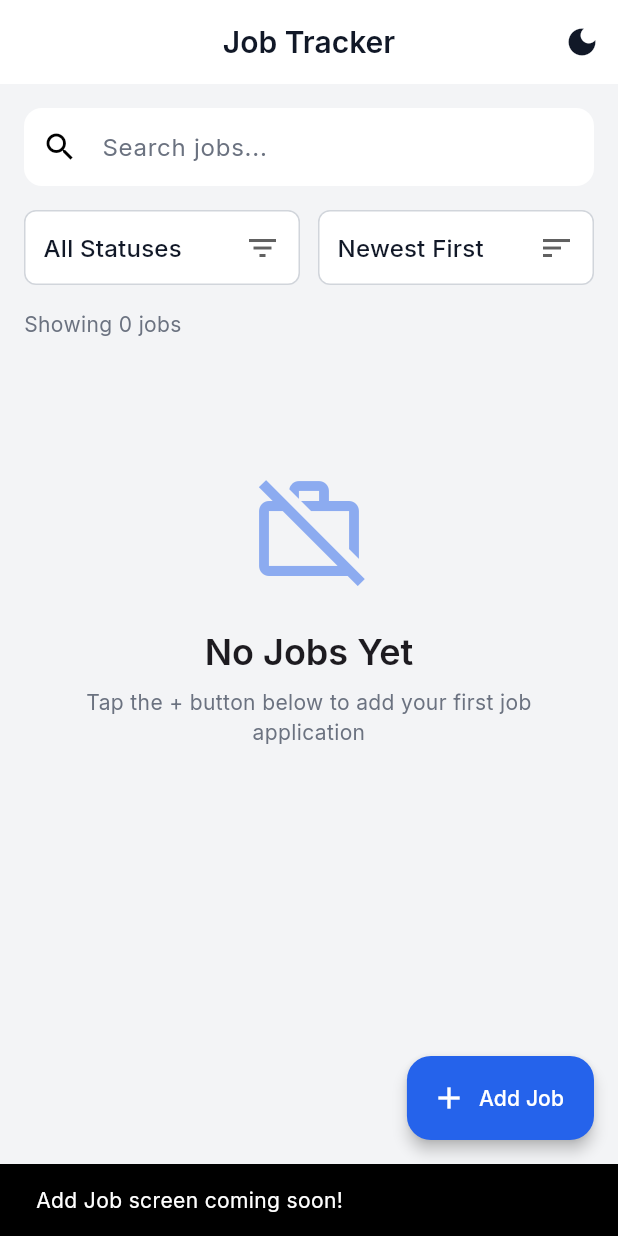
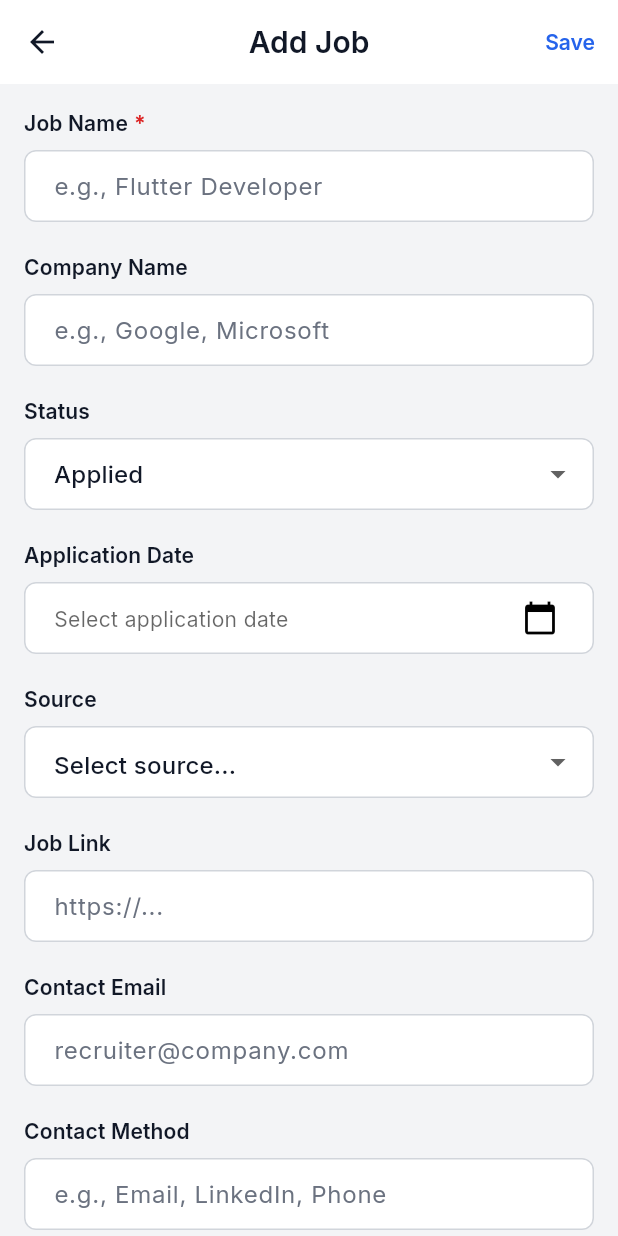
Before and after one commit to RamadanMohamed11/Job-Tracker-App, a Flutter app: the screen it shows after launch, after a tap on "Add Job", on a phone screen of 412 x 824 dp. Run offline on Flutter 3.47's test engine with Material 3 defaults, Android fonts, the phone set to English and light mode, and no system bars; our stand-ins replace flutter_bloc, flutter_slidable, google_fonts, hive, hive_flutter, hydrated_bloc; accounts and stored records are empty.

Commit message:
feat: implement job application form for creation/editing, initial home screen, and core app strings/theme.

```diff
--- a/lib/core/constants/app_strings.dart
+++ b/lib/core/constants/app_strings.dart
@@ -58,6 +58,7 @@ class AppStrings {
       'No job applications yet.\nTap + to add your first job!';
   static const String jobSaved = 'Job saved successfully';
   static const String jobDeleted = 'Job deleted';
+  static const String jobAdded = 'Job added successfully';
   static const String jobUpdated = 'Job updated successfully';
 
   // Dialogs
--- a/lib/core/theme/app_theme.dart
+++ b/lib/core/theme/app_theme.dart
@@ -119,8 +119,8 @@ class AppTheme {
         elevation: 4,
       ),
 
-      // Text theme - using Inter font
-      textTheme: GoogleFonts.interTextTheme().copyWith(
+      // Text theme - using Inter font with proper theme colors
+      textTheme: TextTheme(
         displayLarge: GoogleFonts.inter(
           fontSize: 32,
           fontWeight: FontWeight.bold,
@@ -136,6 +136,11 @@ class AppTheme {
           fontWeight: FontWeight.w600,
           color: AppColors.textPrimaryLight,
         ),
+        headlineSmall: GoogleFonts.inter(
+          fontSize: 20,
+          fontWeight: FontWeight.w600,
+          color: AppColors.textPrimaryLight,
+        ),
         titleLarge: GoogleFonts.inter(
           fontSize: 20,
           fontWeight: FontWeight.w600,
@@ -143,6 +148,11 @@ class AppTheme {
         ),
         titleMedium: GoogleFonts.inter(
           fontSize: 16,
+          fontWeight: FontWeight.w500,
+          color: AppColors.textPrimaryLight,
+        ),
+        titleSmall: GoogleFonts.inter(
+          fontSize: 14,
           fontWeight: FontWeight.w500,
           color: AppColors.textPrimaryLight,
         ),
@@ -156,10 +166,25 @@ class AppTheme {
           fontWeight: FontWeight.normal,
           color: AppColors.textSecondaryLight,
         ),
+        bodySmall: GoogleFonts.inter(
+          fontSize: 12,
+          fontWeight: FontWeight.normal,
+          color: AppColors.textSecondaryLight,
+        ),
         labelLarge: GoogleFonts.inter(
           fontSize: 14,
           fontWeight: FontWeight.w500,
           color: AppColors.textPrimaryLight,
+        ),
+        labelMedium: GoogleFonts.inter(
+          fontSize: 12,
+          fontWeight: FontWeight.w500,
+          color: AppColors.textPrimaryLight,
+        ),
+        labelSmall: GoogleFonts.inter(
+          fontSize: 11,
+          fontWeight: FontWeight.w500,
+          color: AppColors.textSecondaryLight,
         ),
       ),
 
@@ -274,7 +299,8 @@ class AppTheme {
         elevation: 4,
       ),
 
-      textTheme: GoogleFonts.interTextTheme().copyWith(
+      // Text theme - using Inter font with proper theme colors for dark mode
+      textTheme: TextTheme(
         displayLarge: GoogleFonts.inter(
           fontSize: 32,
           fontWeight: FontWeight.bold,
@@ -290,6 +316,11 @@ class AppTheme {
           fontWeight: FontWeight.w600,
           color: AppColors.textPrimaryDark,
         ),
+        headlineSmall: GoogleFonts.inter(
+          fontSize: 20,
+          fontWeight: FontWeight.w600,
+          color: AppColors.textPrimaryDark,
+        ),
         titleLarge: GoogleFonts.inter(
           fontSize: 20,
           fontWeight: FontWeight.w600,
@@ -297,6 +328,11 @@ class AppTheme {
         ),
         titleMedium: GoogleFonts.inter(
           fontSize: 16,
+          fontWeight: FontWeight.w500,
+          color: AppColors.textPrimaryDark,
+        ),
+        titleSmall: GoogleFonts.inter(
+          fontSize: 14,
           fontWeight: FontWeight.w500,
           color: AppColors.textPrimaryDark,
         ),
@@ -310,10 +346,25 @@ class AppTheme {
           fontWeight: FontWeight.normal,
           color: AppColors.textSecondaryDark,
         ),
+        bodySmall: GoogleFonts.inter(
+          fontSize: 12,
+          fontWeight: FontWeight.normal,
+          color: AppColors.textSecondaryDark,
+        ),
         labelLarge: GoogleFonts.inter(
           fontSize: 14,
           fontWeight: FontWeight.w500,
           color: AppColors.textPrimaryDark,
+        ),
+        labelMedium: GoogleFonts.inter(
+          fontSize: 12,
+          fontWeight: FontWeight.w500,
+          color: AppColors.textPrimaryDark,
+        ),
+        labelSmall: GoogleFonts.inter(
+          fontSize: 11,
+          fontWeight: FontWeight.w500,
+          color: AppColors.textSecondaryDark,
         ),
       ),
 
--- a/lib/presentation/screens/home/home_screen.dart
+++ b/lib/presentation/screens/home/home_screen.dart
@@ -8,6 +8,7 @@ import 'widgets/job_card.dart';
 import 'widgets/search_bar_widget.dart';
 import 'widgets/filter_sort_bar.dart';
 import 'widgets/empty_state.dart';
+import '../job_form/job_form_screen.dart';
 
 // ============================================
 // HOME SCREEN
@@ -145,15 +146,21 @@ class HomeScreen extends StatelessWidget {
                       return JobCard(
                         job: job,
                         onTap: () {
-                          // TODO: Navigate to job details
-                          ScaffoldMessenger.of(context).showSnackBar(
-                            SnackBar(content: Text('View: ${job.jobName}')),
+                          // Navigate to edit job (tap opens edit form)
+                          Navigator.push(
+                            context,
+                            MaterialPageRoute(
+                              builder: (_) => JobFormScreen(jobToEdit: job),
+                            ),
                           );
                         },
                         onEdit: () {
-                          // TODO: Navigate to edit job
-                          ScaffoldMessenger.of(context).showSnackBar(
-                            SnackBar(content: Text('Edit: ${job.jobName}')),
+                          // Navigate to edit job
+                          Navigator.push(
+                            context,
+                            MaterialPageRoute(
+                              builder: (_) => JobFormScreen(jobToEdit: job),
+                            ),
                           );
                         },
                         onDelete: () =>
@@ -173,9 +180,10 @@ class HomeScreen extends StatelessWidget {
       // ============================================
       floatingActionButton: FloatingActionButton.extended(
         onPressed: () {
-          // TODO: Navigate to add job screen
-          ScaffoldMessenger.of(context).showSnackBar(
-            const SnackBar(content: Text('Add Job screen coming soon!')),
+          // Navigate to add job screen
+          Navigator.push(
+            context,
+            MaterialPageRoute(builder: (_) => const JobFormScreen()),
           );
         },
         icon: const Icon(Icons.add),
--- /dev/null
+++ b/lib/presentation/screens/job_form/job_form_screen.dart
@@ -0,0 +1,519 @@
+import 'package:flutter/material.dart';
+import 'package:flutter_bloc/flutter_bloc.dart';
+import 'package:intl/intl.dart';
+
+import '../../../core/constants/constants.dart';
+import '../../../data/models/job_application.dart';
+import '../../cubits/jobs_cubit.dart';
+
+// ============================================
+// ADD/EDIT JOB FORM SCREEN
+// ============================================
+// A form screen for creating new jobs or editing existing ones.
+// Features:
+// - Job Name (required)
+// - All optional fields with appropriate input types
+// - Date pickers for dates
+// - Dropdown for status and source
+// - Form validation
+// - Save/Cancel buttons
+
+class JobFormScreen extends StatefulWidget {
+  /// If provided, the form will edit this job. Otherwise, it creates a new job.
+  final JobApplication? jobToEdit;
+
+  const JobFormScreen({super.key, this.jobToEdit});
+
+  /// Helper to determine if we're editing or creating
+  bool get isEditing => jobToEdit != null;
+
+  @override
+  State<JobFormScreen> createState() => _JobFormScreenState();
+}
+
+class _JobFormScreenState extends State<JobFormScreen> {
+  // Form key for validation
+  final _formKey = GlobalKey<FormState>();
+
+  // Text controllers for each field
+  late final TextEditingController _jobNameController;
+  late final TextEditingController _companyNameController;
+  late final TextEditingController _jobLinkController;
+  late final TextEditingController _contactMethodController;
+  late final TextEditingController _cvUsedController;
+  late final TextEditingController _notesController;
+  late final TextEditingController _contactEmailController;
+
+  // Selected values for dropdowns and date pickers
+  JobStatus? _selectedStatus;
+  String? _selectedSource;
+  DateTime? _applicationDate;
+  DateTime? _followUpDate;
+
+  // Loading state
+  bool _isLoading = false;
+
+  @override
+  void initState() {
+    super.initState();
+    // Initialize controllers with existing values if editing
+    final job = widget.jobToEdit;
+    _jobNameController = TextEditingController(text: job?.jobName ?? '');
+    _companyNameController = TextEditingController(
+      text: job?.companyName ?? '',
+    );
+    _jobLinkController = TextEditingController(text: job?.jobLink ?? '');
+    _contactMethodController = TextEditingController(
+      text: job?.contactMethod ?? '',
+    );
+    _cvUsedController = TextEditingController(text: job?.cvUsed ?? '');
+    _notesController = TextEditingController(text: job?.notes ?? '');
+    _contactEmailController = TextEditingController(
+      text: job?.contactEmail ?? '',
+    );
+
+    // Initialize selected values
+    _selectedStatus = job?.statusEnum ?? JobStatus.applied;
+    _selectedSource = job?.source;
+    _applicationDate = _parseDate(job?.applicationDate);
+    _followUpDate = _parseDate(job?.followUpDate);
+  }
+
+  DateTime? _parseDate(String? dateString) {
+    if (dateString == null || dateString.isEmpty) return null;
+    try {
+      return DateTime.parse(dateString);
+    } catch (_) {
+      return null;
+    }
+  }
+
+  @override
+  void dispose() {
+    _jobNameController.dispose();
+    _companyNameController.dispose();
+    _jobLinkController.dispose();
+    _contactMethodController.dispose();
+    _cvUsedController.dispose();
+    _notesController.dispose();
+    _contactEmailController.dispose();
+    super.dispose();
+  }
+
+  @override
+  Widget build(BuildContext context) {
+    return Scaffold(
+      appBar: AppBar(
+        title: Text(widget.isEditing ? AppStrings.editJob : AppStrings.addJob),
+        actions: [
+          // Save button in app bar
+          TextButton(
+            onPressed: _isLoading ? null : _saveJob,
+            child: Text(
+              AppStrings.save,
+              style: TextStyle(
+                color: Theme.of(context).colorScheme.primary,
+                fontWeight: FontWeight.w600,
+              ),
+            ),
+          ),
+        ],
+      ),
+      body: _isLoading
+          ? const Center(child: CircularProgressIndicator())
+          : Form(
+              key: _formKey,
+              child: SingleChildScrollView(
+                padding: const EdgeInsets.all(16),
+                child: Column(
+                  crossAxisAlignment: CrossAxisAlignment.stretch,
+                  children: [
+                    // ============================================
+                    // REQUIRED FIELD: Job Name
+                    // ============================================
+                    _buildSectionHeader(AppStrings.jobName, isRequired: true),
+                    TextFormField(
+                      controller: _jobNameController,
+                      decoration: const InputDecoration(
+                        hintText: 'e.g., Flutter Developer',
+                      ),
+                      textCapitalization: TextCapitalization.words,
+                      validator: (value) {
+                        if (value == null || value.trim().isEmpty) {
+                          return 'Job name is required';
+                        }
+                        return null;
+                      },
+                    ),
+                    const SizedBox(height: 20),
+
+                    // ============================================
+                    // COMPANY NAME
+                    // ============================================
+                    _buildSectionHeader(AppStrings.companyName),
+                    TextFormField(
+                      controller: _companyNameController,
+                      decoration: const InputDecoration(
+                        hintText: 'e.g., Google, Microsoft',
+                      ),
+                      textCapitalization: TextCapitalization.words,
+                    ),
+                    const SizedBox(height: 20),
+
+                    // ============================================
+                    // STATUS DROPDOWN
+                    // ============================================
+                    _buildSectionHeader(AppStrings.status),
+                    DropdownButtonFormField<JobStatus>(
+                      initialValue: _selectedStatus,
+                      decoration: const InputDecoration(),
+                      items: JobStatus.values.map((status) {
+                        return DropdownMenuItem(
+                          value: status,
+                          child: Text(status.displayName),
+                        );
+                      }).toList(),
+                      onChanged: (value) {
+                        setState(() => _selectedStatus = value);
+                      },
+                    ),
+                    const SizedBox(height: 20),
+
+                    // ============================================
+                    // APPLICATION DATE
+                    // ============================================
+                    _buildSectionHeader(AppStrings.applicationDate),
+                    _buildDatePicker(
+                      value: _applicationDate,
+                      hintText: 'Select application date',
+                      onChanged: (date) {
+                        setState(() => _applicationDate = date);
+                      },
+                    ),
+                    const SizedBox(height: 20),
+
+                    // ============================================
+                    // SOURCE DROPDOWN
+                    // ============================================
+                    _buildSectionHeader(AppStrings.source),
+                    DropdownButtonFormField<String>(
+                      initialValue: _selectedSource,
+                      decoration: const InputDecoration(
+                        hintText: 'Select source',
+                      ),
+                      items: [
+                        const DropdownMenuItem(
+                          value: null,
+                          child: Text('Select source...'),
+                        ),
+                        ...JobSources.sources.map((source) {
+                          return DropdownMenuItem(
+                            value: source,
+                            child: Text(source),
+                          );
+                        }),
+                      ],
+                      onChanged: (value) {
+                        setState(() => _selectedSource = value);
+                      },
+                    ),
+                    const SizedBox(height: 20),
+
+                    // ============================================
+                    // JOB LINK
+                    // ============================================
+                    _buildSectionHeader(AppStrings.jobLink),
+                    TextFormField(
+                      controller: _jobLinkController,
+                      decoration: const InputDecoration(
+                        hintText: 'https://...',
+                      ),
+                      keyboardType: TextInputType.url,
+                    ),
+                    const SizedBox(height: 20),
+
+                    // ============================================
+                    // CONTACT EMAIL
+                    // ============================================
+                    _buildSectionHeader(AppStrings.contactEmail),
+                    TextFormField(
+                      controller: _contactEmailController,
+                      decoration: const InputDecoration(
+                        hintText: 'recruiter@company.com',
+                      ),
+                      keyboardType: TextInputType.emailAddress,
+                      validator: (value) {
+                        if (value != null && value.isNotEmpty) {
+                          // Simple email validation
+                          if (!value.contains('@') || !value.contains('.')) {
+                            return 'Please enter a valid email';
+                          }
+                        }
+                        return null;
+                      },
+                    ),
+                    const SizedBox(height: 20),
+
+                    // ============================================
+                    // CONTACT METHOD
+                    // ============================================
+                    _buildSectionHeader(AppStrings.contactMethod),
+                    TextFormField(
+                      controller: _contactMethodController,
+                      decoration: const InputDecoration(
+                        hintText: 'e.g., Email, LinkedIn, Phone',
+                      ),
+                      textCapitalization: TextCapitalization.words,
+                    ),
+                    const SizedBox(height: 20),
+
+                    // ============================================
+                    // CV/RESUME USED
+                    // ============================================
+                    _buildSectionHeader(AppStrings.cvUsed),
+                    TextFormField(
+                      controller: _cvUsedController,
+                      decoration: const InputDecoration(
+                        hintText: 'e.g., Flutter_CV_2024.pdf',
+                      ),
+                    ),
+                    const SizedBox(height: 20),
+
+                    // ============================================
+                    // FOLLOW-UP DATE
+                    // ============================================
+                    _buildSectionHeader(AppStrings.followUpDate),
+                    _buildDatePicker(
+                      value: _followUpDate,
+                      hintText: 'Select follow-up date',
+                      onChanged: (date) {
+                        setState(() => _followUpDate = date);
+                      },
+                      firstDate: DateTime.now(),
+                      lastDate: DateTime.now().add(const Duration(days: 365)),
+                    ),
+                    const SizedBox(height: 20),
+
+                    // ============================================
+                    // NOTES
+                    // ============================================
+                    _buildSectionHeader(AppStrings.notes),
+                    TextFormField(
+                      controller: _notesController,
+                      decoration: const InputDecoration(
+                        hintText: 'Any additional notes...',
+                      ),
+                      maxLines: 4,
+                      textCapitalization: TextCapitalization.sentences,
+                    ),
+                    const SizedBox(height: 32),
+
+                    // ============================================
+                    // SAVE BUTTON
+                    // ============================================
+                    ElevatedButton(
+                      onPressed: _saveJob,
+                      style: ElevatedButton.styleFrom(
+                        padding: const EdgeInsets.symmetric(vertical: 16),
+                      ),
+                      child: Text(
+                        widget.isEditing ? 'Update Job' : 'Add Job',
+                        style: const TextStyle(fontSize: 16),
+                      ),
+                    ),
+                    const SizedBox(height: 16),
+
+                    // Cancel button
+                    OutlinedButton(
+                      onPressed: () => Navigator.pop(context),
+                      style: OutlinedButton.styleFrom(
+                        padding: const EdgeInsets.symmetric(vertical: 16),
+                      ),
+                      child: const Text(
+                        AppStrings.cancel,
+                        style: TextStyle(fontSize: 16),
+                      ),
+                    ),
+                    const SizedBox(height: 32),
+                  ],
+                ),
+              ),
+            ),
+    );
+  }
+
+  // ============================================
+  // HELPER: Section Header
+  // ============================================
+  Widget _buildSectionHeader(String title, {bool isRequired = false}) {
+    return Padding(
+      padding: const EdgeInsets.only(bottom: 8),
+      child: Row(
+        children: [
+          Text(
+            title,
+            style: Theme.of(
+              context,
+            ).textTheme.titleSmall?.copyWith(fontWeight: FontWeight.w600),
+          ),
+          if (isRequired) ...[
+            const SizedBox(width: 4),
+            Text(
+              '*',
+              style: TextStyle(
+                color: Theme.of(context).colorScheme.error,
+                fontWeight: FontWeight.bold,
+              ),
+            ),
+          ],
+        ],
+      ),
+    );
+  }
+
+  // ============================================
+  // HELPER: Date Picker Field
+  // ============================================
+  Widget _buildDatePicker({
+    required DateTime? value,
+    required String hintText,
+    required ValueChanged<DateTime?> onChanged,
+    DateTime? firstDate,
+    DateTime? lastDate,
+  }) {
+    return InkWell(
+      onTap: () async {
+        final picked = await showDatePicker(
+          context: context,
+          initialDate: value ?? DateTime.now(),
+          firstDate: firstDate ?? DateTime(2020),
+          lastDate: lastDate ?? DateTime.now().add(const Duration(days: 365)),
+        );
+        if (picked != null) {
+          onChanged(picked);
+        }
+      },
+      child: InputDecorator(
+        decoration: InputDecoration(
+          hintText: hintText,
+          suffixIcon: Row(
+            mainAxisSize: MainAxisSize.min,
+            children: [
+              if (value != null)
+                IconButton(
+                  icon: const Icon(Icons.clear, size: 20),
+                  onPressed: () => onChanged(null),
+                ),
+              const Icon(Icons.calendar_today),
+              const SizedBox(width: 12),
+            ],
+          ),
+        ),
+        child: value != null
+            ? Text(DateFormat('MMM d, yyyy').format(value))
+            : Text(
+                hintText,
+                style: Theme.of(context).textTheme.bodyMedium?.copyWith(
+                  color: Theme.of(context).hintColor,
+                ),
+              ),
+      ),
+    );
+  }
+
+  // ============================================
+  // SAVE JOB
+  // ============================================
+  Future<void> _saveJob() async {
+    // Validate form
+    if (!_formKey.currentState!.validate()) {
+      return;
+    }
+
+    setState(() => _isLoading = true);
+
+    try {
+      final cubit = context.read<JobsCubit>();
+
+      if (widget.isEditing) {
+        // Update existing job
+        await cubit.updateJob(
+          id: widget.jobToEdit!.id,
+          jobName: _jobNameController.text.trim(),
+          companyName: _companyNameController.text.trim().isEmpty
+              ? null
+              : _companyNameController.text.trim(),
+          jobLink: _jobLinkController.text.trim().isEmpty
+              ? null
+              : _jobLinkController.text.trim(),
+          contactMethod: _contactMethodController.text.trim().isEmpty
+              ? null
+              : _contactMethodController.text.trim(),
+          cvUsed: _cvUsedController.text.trim().isEmpty
+              ? null
+              : _cvUsedController.text.trim(),
+          notes: _notesController.text.trim().isEmpty
+              ? null
+              : _notesController.text.trim(),
+          contactEmail: _contactEmailController.text.trim().isEmpty
+              ? null
+              : _contactEmailController.text.trim(),
+          status: _selectedStatus,
+          source: _selectedSource,
+          applicationDate: _applicationDate?.toIso8601String(),
+          followUpDate: _followUpDate?.toIso8601String(),
+        );
+      } else {
+        // Create new job
+        await cubit.addJob(
+          jobName: _jobNameController.text.trim(),
+          companyName: _companyNameController.text.trim().isEmpty
+              ? null
+              : _companyNameController.text.trim(),
+          jobLink: _jobLinkController.text.trim().isEmpty
+              ? null
+              : _jobLinkController.text.trim(),
+          contactMethod: _contactMethodController.text.trim().isEmpty
+              ? null
+              : _contactMethodController.text.trim(),
+          cvUsed: _cvUsedController.text.trim().isEmpty
+              ? null
+              : _cvUsedController.text.trim(),
+          notes: _notesController.text.trim().isEmpty
+              ? null
+              : _notesController.text.trim(),
+          contactEmail: _contactEmailController.text.trim().isEmpty
+              ? null
+              : _contactEmailController.text.trim(),
+          status: _selectedStatus,
+          source: _selectedSource,
+          applicationDate: _applicationDate?.toIso8601String(),
+          followUpDate: _followUpDate?.toIso8601String(),
+        );
+      }
+
+      if (mounted) {
+        // Show success message
+        ScaffoldMessenger.of(context).showSnackBar(
+          SnackBar(
+            content: Text(
+              widget.isEditing ? AppStrings.jobUpdated : AppStrings.jobAdded,
+            ),
+          ),
+        );
+        // Go back to home screen
+        Navigator.pop(context);
+      }
+    } catch (e) {
+      if (mounted) {
+        ScaffoldMessenger.of(
+          context,
+        ).showSnackBar(SnackBar(content: Text('Error: $e')));
+      }
+    } finally {
+      if (mounted) {
+        setState(() => _isLoading = false);
+      }
+    }
+  }
+}
```
